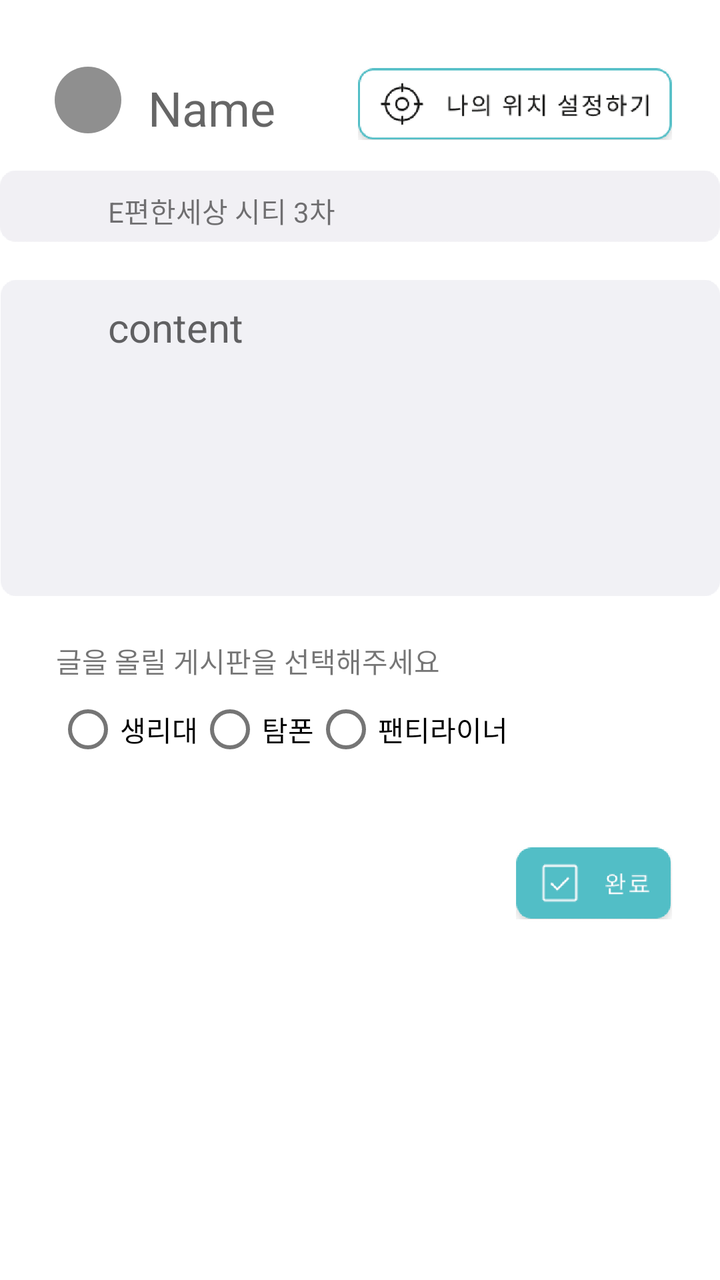
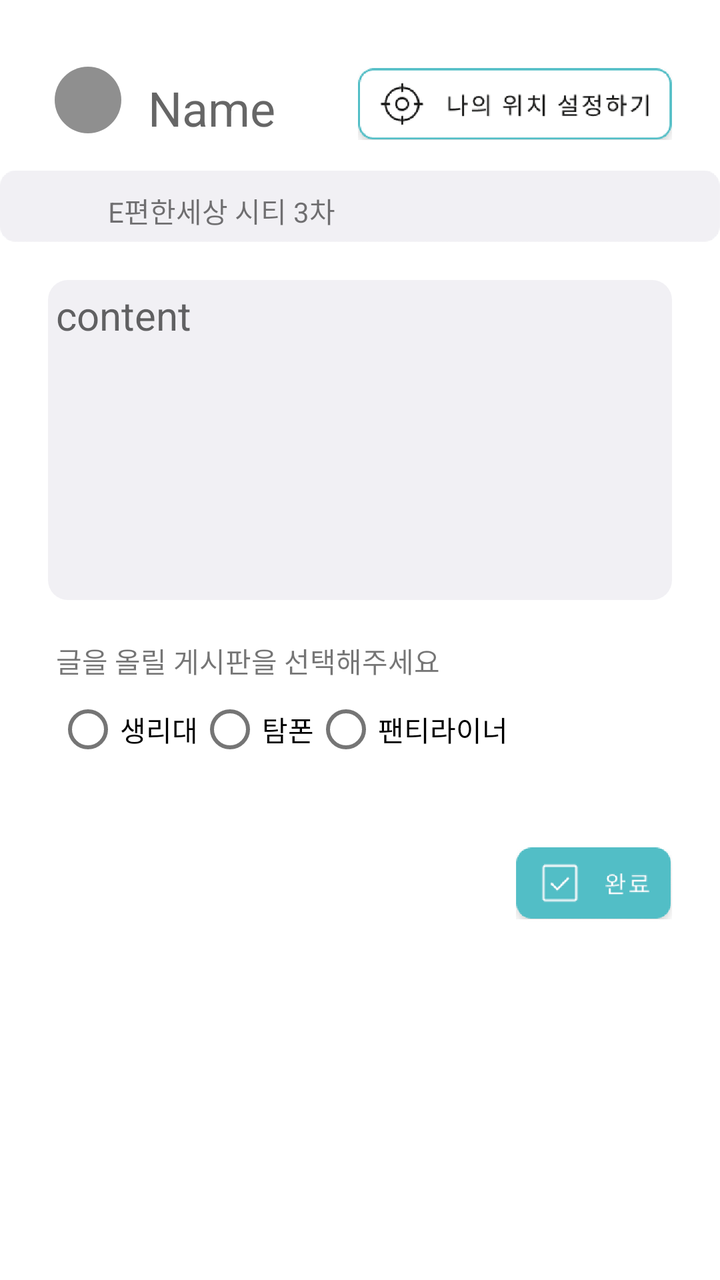

The first picture is an Android layout as it rendered before a commit; the second is the same layout after the commit. The layout source and the unified diff follow.
<!-- AndroidManifest.xml: application theme Theme.ShareDay -->
<!-- res/layout/helpyou_write_activity.xml -->
<?xml version="1.0" encoding="utf-8"?>
<RelativeLayout xmlns:android="http://schemas.android.com/apk/res/android"
    xmlns:app="http://schemas.android.com/apk/res-auto"
    xmlns:tools="http://schemas.android.com/tools"
    android:orientation="vertical"
    android:layout_width="match_parent"
    android:layout_height="match_parent"
    tools:context=".board.WriteActivity">



    <ImageView
        android:id="@+id/item_profile"
        android:layout_width="40dp"
        android:layout_height="40dp"
        android:layout_marginTop="30dp"
        android:layout_marginLeft="24dp"
        android:src="@drawable/ic_person4" />
    <EditText
        android:id="@+id/write_name_text"
        android:layout_toEndOf="@id/item_profile"
        android:layout_alignBottom="@+id/item_profile"
        android:layout_width="match_parent"
        android:layout_height="wrap_content"
        android:layout_marginLeft="10dp"
        android:hint="Name"
        android:textSize="24dp"
        android:textColor="@color/black"
        android:background="@null"
        tools:ignore="HardcodedText"
        />

    <ImageButton
        android:layout_width="157dp"
        android:layout_height="36dp"
        android:layout_alignBottom="@+id/item_profile"
        android:layout_alignParentRight="true"
        android:layout_marginRight="24dp"
        android:background="@drawable/helpyou_mylocation" />


    <ImageView
        android:id="@+id/write_mylocation_image"
        android:layout_width="match_parent"
        android:layout_height="36dp"
        android:layout_below="@+id/item_profile"
        android:layout_marginTop="15dp"
        android:src="@drawable/mylocation_image" />

    <TextView
        android:id="@+id/item_mylocation_text"
        android:layout_width="wrap_content"
        android:layout_height="wrap_content"
        android:layout_marginTop="95dp"
        android:layout_marginLeft="54dp"
        android:text="E편한세상 시티 3차" />


    <ImageView
        android:id="@+id/write_contents_image"
        android:layout_width="wrap_content"
        android:layout_height="160dp"
        android:layout_below="@+id/write_mylocation_image"
        android:layout_marginTop="18dp"
        android:src="@drawable/content_image" />


    <EditText
        android:id="@+id/write_contents_text"
        android:layout_below="@+id/item_profile"
        android:layout_marginTop="80dp"
        android:layout_marginLeft="54dp"
        android:layout_marginRight="54dp"
        android:layout_width="match_parent"
        android:layout_height="wrap_content"
        android:hint="content"
        android:textSize="20sp"
        android:textColor="@color/black"
        tools:ignore="HardcodedText"
        android:background="@null"
        />

    <TextView
        android:id="@+id/item_text"
        android:layout_width="wrap_content"
        android:layout_height="wrap_content"
        android:layout_marginLeft="28dp"
        android:layout_marginTop="320dp"
        android:text="글을 올릴 게시판을 선택해주세요" />

    <RadioGroup
        android:id="@+id/item_radiogroup"
        android:orientation="horizontal"
        android:layout_below="@+id/item_text"
        android:layout_marginLeft="28dp"
        android:layout_width="wrap_content"
        android:layout_height="wrap_content">

        <RadioButton
            android:id="@+id/item_pad"
            android:layout_width="wrap_content"
            android:layout_height="wrap_content"
            android:text="생리대"/>
        <RadioButton
            android:id="@+id/item_tampon"
            android:layout_width="wrap_content"
            android:layout_height="wrap_content"
            android:text="탐폰"/>
        <RadioButton
            android:id="@+id/item_pantyliner"
            android:layout_width="wrap_content"
            android:layout_height="wrap_content"
            android:text="팬티라이너"/>



    </RadioGroup>



    <ImageButton
        android:id="@+id/write_upload_button"
        android:layout_width="78dp"
        android:layout_height="36dp"
        android:layout_below="@+id/item_radiogroup"
        android:layout_alignParentRight="true"
        android:layout_marginTop="35dp"
        android:layout_marginRight="24dp"
        android:background="@drawable/helpyou_write"

        />


</RelativeLayout>
<!-- resources referenced by this layout -->
<resources>
  <color name="black">#FF000000</color>
  <!-- drawable content_image: png bitmap (drawable, 19559 bytes) -->
  <!-- drawable helpyou_mylocation: png bitmap (drawable-v24, 11533 bytes) -->
  <!-- drawable helpyou_write: png bitmap (drawable-v24, 5266 bytes) -->
  <!-- drawable ic_person4 (drawable) -->
  <vector android:height="40dp" android:tint="#8F8F8F"
      android:viewportHeight="24" android:viewportWidth="24"
      android:width="40dp" xmlns:android="http://schemas.android.com/apk/res/android">
      <path android:fillColor="@android:color/white" android:pathData="M12,2C6.48,2 2,6.48 2,12s4.48,10 10,10 10,-4.48 10,-10S17.52,2 12,2z"/>
  </vector>
  <!-- drawable mylocation_image: png bitmap (drawable-v24, 5209 bytes) -->
  <style name="Theme.ShareDay" parent="Theme.MaterialComponents.DayNight.DarkActionBar">
          
          <item name="colorPrimary">@color/purple_500</item>
          <item name="colorPrimaryVariant">@color/purple_700</item>
          <item name="colorOnPrimary">@color/white</item>
          
          <item name="colorSecondary">@color/teal_200</item>
          <item name="colorSecondaryVariant">@color/teal_700</item>
          <item name="colorOnSecondary">@color/black</item>
          
          <item name="android:statusBarColor" tools:targetApi="l">?attr/colorPrimaryVariant</item>
          
          <item name="windowNoTitle">true</item>
      </style>
  <color name="purple_500">#FF6200EE</color>
  <color name="purple_700">#FF3700B3</color>
  <color name="white">#FFFFFFFF</color>
  <color name="teal_200">#7D2F85</color>
  <color name="teal_700">#FF018786</color>
</resources>

<!-- the commit's change to res/layout/helpyou_write_activity.xml (unified diff, before → after) -->
@@ -16,19 +16,19 @@
         android:layout_marginTop="30dp"
         android:layout_marginLeft="24dp"
         android:src="@drawable/ic_person4" />
-    <EditText
+
+    <TextView
         android:id="@+id/write_name_text"
-        android:layout_toEndOf="@id/item_profile"
-        android:layout_alignBottom="@+id/item_profile"
         android:layout_width="match_parent"
         android:layout_height="wrap_content"
+        android:layout_alignBottom="@+id/item_profile"
         android:layout_marginLeft="10dp"
+        android:layout_toEndOf="@id/item_profile"
+        android:background="@null"
         android:hint="Name"
+        android:textColor="@color/black"
         android:textSize="24dp"
-        android:textColor="@color/black"
-        android:background="@null"
-        tools:ignore="HardcodedText"
-        />
+        tools:ignore="HardcodedText" />
 
     <ImageButton
         android:layout_width="157dp"
@@ -56,29 +56,21 @@
         android:text="E편한세상 시티 3차" />
 
 
-    <ImageView
-        android:id="@+id/write_contents_image"
-        android:layout_width="wrap_content"
-        android:layout_height="160dp"
-        android:layout_below="@+id/write_mylocation_image"
-        android:layout_marginTop="18dp"
-        android:src="@drawable/content_image" />
-
-
     <EditText
         android:id="@+id/write_contents_text"
+        android:layout_width="356dp"
+        android:layout_height="160dp"
         android:layout_below="@+id/item_profile"
-        android:layout_marginTop="80dp"
-        android:layout_marginLeft="54dp"
-        android:layout_marginRight="54dp"
-        android:layout_width="match_parent"
-        android:layout_height="wrap_content"
+        android:layout_marginLeft="24dp"
+        android:layout_marginTop="70dp"
+        android:layout_marginRight="24dp"
+        android:background="@drawable/edittext_background"
+        android:gravity="top"
         android:hint="content"
+        android:padding="4dip"
+        android:textColor="@color/black"
         android:textSize="20sp"
-        android:textColor="@color/black"
-        tools:ignore="HardcodedText"
-        android:background="@null"
-        />
+        tools:ignore="HardcodedText" />
 
     <TextView
         android:id="@+id/item_text"
<!-- resource entries referenced after the edit -->
@@ -1,7 +1,18 @@
 <!-- resources referenced by this layout -->
 <resources>
   <color name="black">#FF000000</color>
-  <!-- drawable content_image: png bitmap (drawable, 19559 bytes) -->
+  <!-- drawable edittext_background (drawable) -->
+  <?xml version="1.0" encoding="utf-8"?>
+  <shape xmlns:android="http://schemas.android.com/apk/res/android"
+      android:shape="rectangle">
+      <solid android:color="#F1F0F4"/>
+          <corners
+              android:bottomLeftRadius="10dp"
+              android:bottomRightRadius="10dp"
+              android:topLeftRadius="10dp"
+              android:topRightRadius="10dp"/>
+  
+  </shape>
   <!-- drawable helpyou_mylocation: png bitmap (drawable-v24, 11533 bytes) -->
   <!-- drawable helpyou_write: png bitmap (drawable-v24, 5266 bytes) -->
   <!-- drawable ic_person4 (drawable) -->
